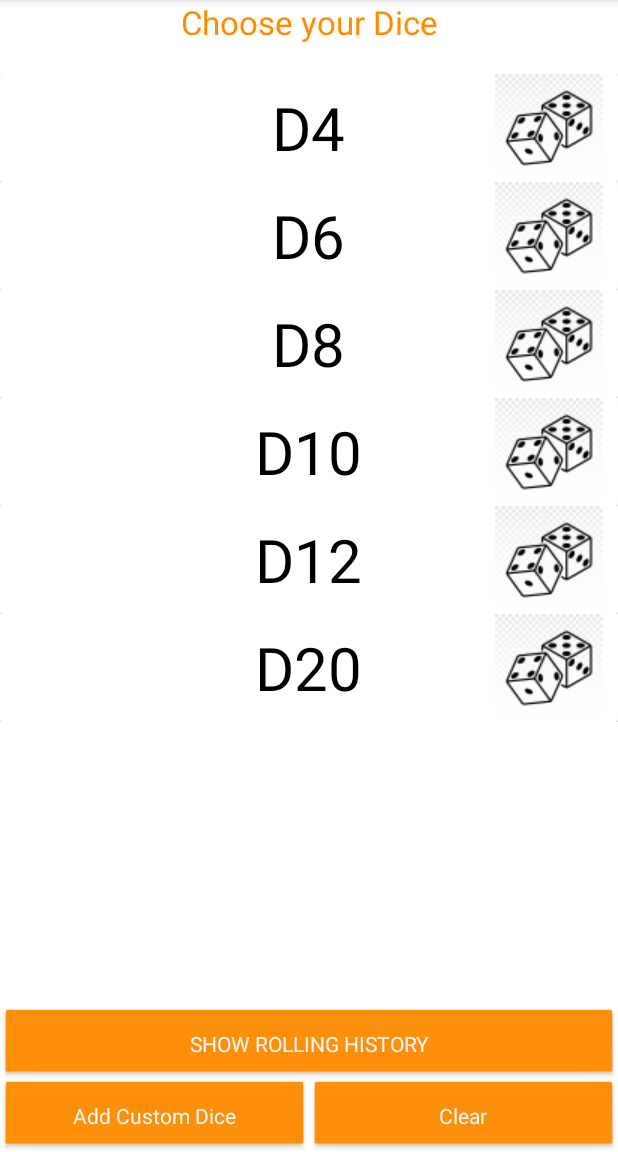
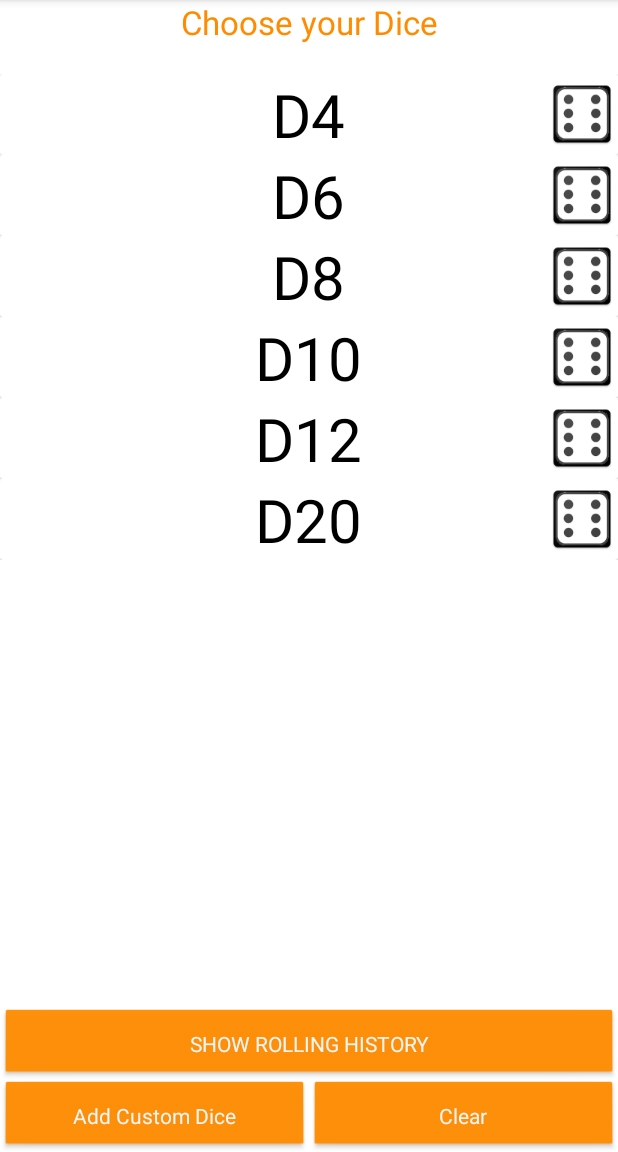
Before and after one commit to NavalSharma7/DiceRoller, an Android app: the screen it shows after launch (MainActivity), after a tap on "Clear", on a phone screen of 412 x 824 dp, the part 84-1236 px from its top. Run offline under Robolectric (Android 15) with nearby library versions, the phone set to English and light mode, and no system bars.

Commit message:
launcher icons, bug fixed

```diff
--- a/app/src/main/java/com/example/diceroller/RollHistoryActivity.java
+++ b/app/src/main/java/com/example/diceroller/RollHistoryActivity.java
@@ -108,6 +108,8 @@ public class RollHistoryActivity extends AppCompatActivity {
 
     private void clearHistory() {
         PreferenceManager.getDefaultSharedPreferences(this).edit().clear().apply();
+        mRollInfoList.clear();
+        mInfos.clear();
         loadHistory();
         adapter.setDiceList(mRollInfoList);
         adapter.notifyDataSetChanged();
--- a/app/src/main/res/layout/view_dice_adapter_item.xml
+++ b/app/src/main/res/layout/view_dice_adapter_item.xml
@@ -26,8 +26,7 @@
             android:layout_width="wrap_content"
             android:layout_height="wrap_content"
             android:layout_gravity="right|center_vertical"
-            android:layout_marginRight="10dp"
-            android:background="@drawable/hdpi" />
+            android:background="@mipmap/ic_launcher" />
     </androidx.cardview.widget.CardView>
 
 </LinearLayout>
--- a/app/src/main/res/mipmap-anydpi-v26/ic_launcher.xml
+++ /dev/null
@@ -1,5 +0,0 @@
-<?xml version="1.0" encoding="utf-8"?>
-<adaptive-icon xmlns:android="http://schemas.android.com/apk/res/android">
-    <background android:drawable="@drawable/ic_launcher_background" />
-    <foreground android:drawable="@drawable/ic_launcher_foreground" />
-</adaptive-icon>
--- a/app/src/main/res/values/strings.xml
+++ b/app/src/main/res/values/strings.xml
@@ -21,7 +21,7 @@
     <string name="enter_the_sides_of_custom_dice_max_250">Enter the sides of Custom dice</string>
     <string name="show_rolling_history">SHOW ROLLING HISTORY</string>
     <string name="clear_rolling_history">Clear rolling history</string>
-    <string name="no_rolling_history_please_roll_dices_to_see">NO ROLLING HISTORY PLEASE ROLL DICES TO SEE</string>
+    <string name="no_rolling_history_please_roll_dices_to_see">NO ROLLING HISTORY PLEASE ROLL DICES</string>
     <string name="rolling_history">Rolling History</string>
     <string name="you_have_chosen_a">You have chosen a</string>
     <string name="choose_how_many_times_to_roll">CHOOSE HOW MANY TIMES TO ROLL</string>
```
Also changed, not shown: app/src/main/res/mipmap-hdpi/ic_launcher.png, app/src/main/res/mipmap-mdpi/ic_launcher.png, app/src/main/res/mipmap-xhdpi/ic_launcher.png, app/src/main/res/mipmap-xxhdpi/ic_launcher.png, app/src/main/res/mipmap-xxxhdpi/ic_launcher.png, 5 other files.
